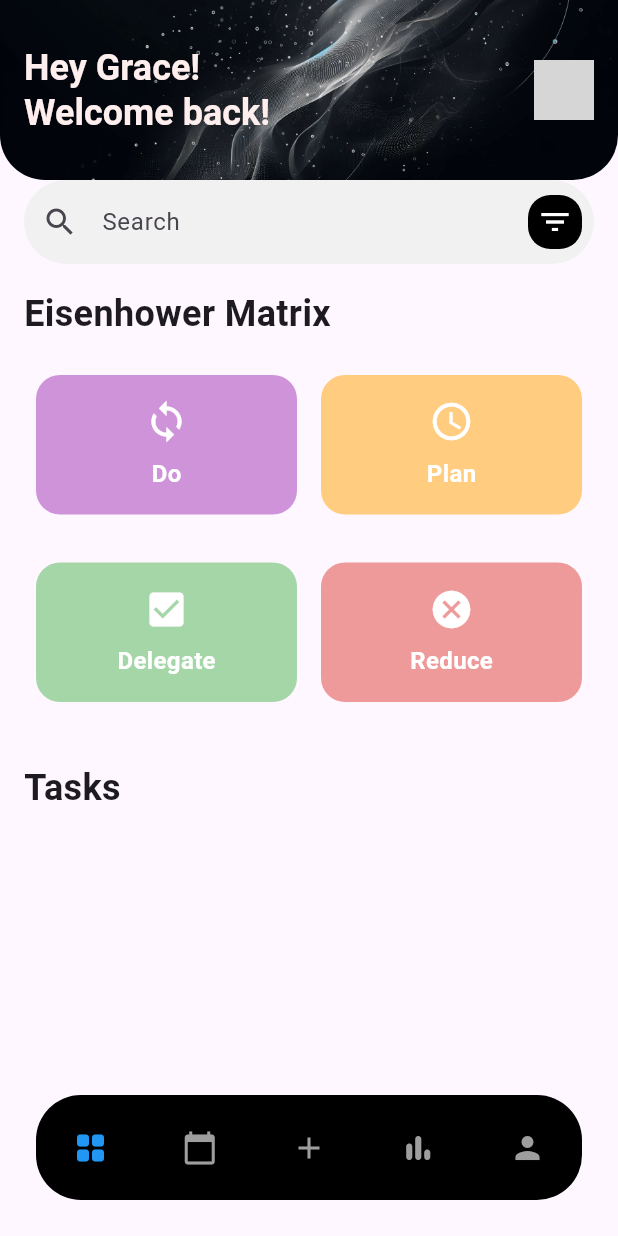
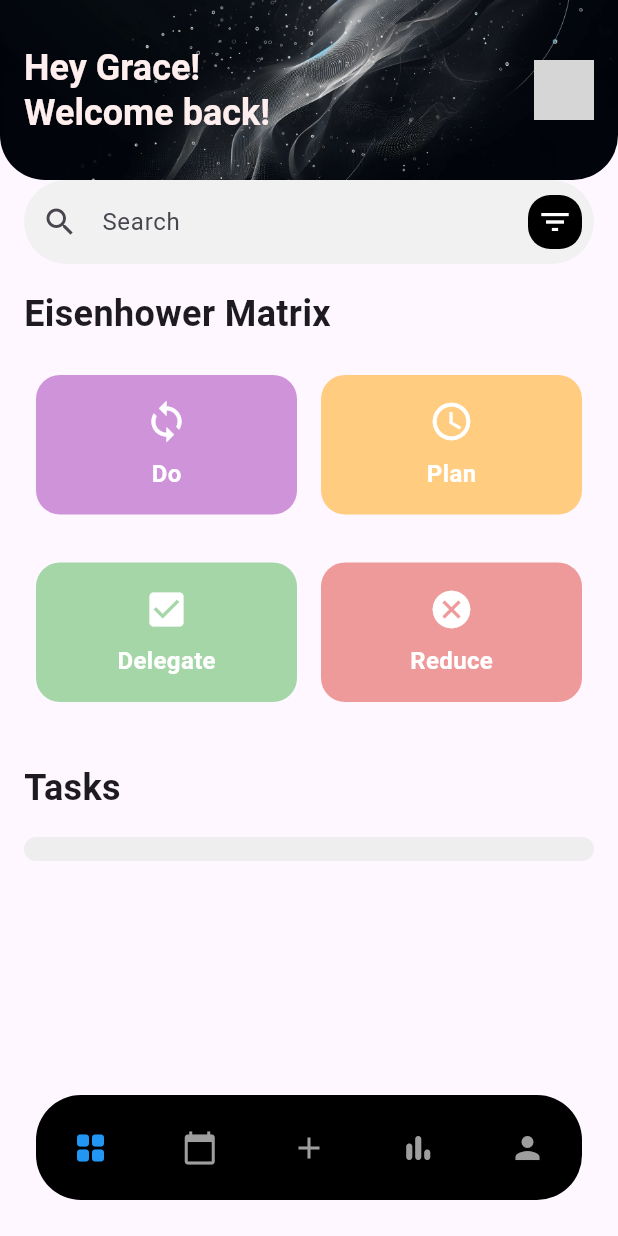
Before and after one commit to jackljk/Eisenhower-TODO-App, a Flutter app: the screen it shows after launch, on a phone screen of 412 x 824 dp. Run offline on Flutter 3.47's test engine with Material 3 defaults, Android fonts, the phone set to English and light mode, and no system bars; drawn by our look-alikes of flutter_snake_navigationbar; grey boxes are pictures that could not be loaded.

Commit message:
Update task_list_tile.dart

```diff
--- a/lib/widgets/task_list_tile.dart
+++ b/lib/widgets/task_list_tile.dart
@@ -21,57 +21,25 @@ class TasksList extends StatelessWidget {
           ),
         ),
         const SizedBox(height: 16),
-        ListView.builder(
+        ClipRRect(
+          borderRadius: BorderRadius.circular(16),
+          child: Container(
+            color: Colors.grey[200], // Change this to your desired color
+            child: Padding(
+              padding: const EdgeInsets.all(8.0),
+              child: ListView.builder(
                 shrinkWrap: true,
-          itemCount:
-              tasks.where((task) => task.isUrgent && task.isImportant).length,
+                itemCount: tasks.length,
                 itemBuilder: (ctx, index) {
-            final task = tasks
-                .where((task) => task.isUrgent && task.isImportant)
-                .toList()[index];
+                  final task = tasks.toList()[index];
                   return Padding(
                     padding: const EdgeInsets.all(8.0),
-                child: createTaskTile(task, context));
+                    child: createTaskTile(task, context),
+                  );
                 },
               ),
-        ListView.builder(
-          shrinkWrap: true,
-          itemCount:
-              tasks.where((task) => task.isUrgent && !task.isImportant).length,
-          itemBuilder: (ctx, index) {
-            final task = tasks
-                .where((task) => task.isUrgent && !task.isImportant)
-                .toList()[index];
-            return Padding(
-                padding: const EdgeInsets.all(8.0),
-                child: createTaskTile(task, context));
-          },
             ),
-        ListView.builder(
-          shrinkWrap: true,
-          itemCount:
-              tasks.where((task) => !task.isUrgent && task.isImportant).length,
-          itemBuilder: (ctx, index) {
-            final task = tasks
-                .where((task) => !task.isUrgent && task.isImportant)
-                .toList()[index];
-            return Padding(
-                padding: const EdgeInsets.all(8.0),
-                child: createTaskTile(task, context));
-          },
           ),
-        ListView.builder(
-          shrinkWrap: true,
-          itemCount:
-              tasks.where((task) => !task.isUrgent && !task.isImportant).length,
-          itemBuilder: (ctx, index) {
-            final task = tasks
-                .where((task) => !task.isUrgent && !task.isImportant)
-                .toList()[index];
-            return Padding(
-                padding: const EdgeInsets.all(8.0),
-                child: createTaskTile(task, context));
-          },
         ),
       ],
     );
```
Lines whose indentation alone changed are shown as unchanged.
